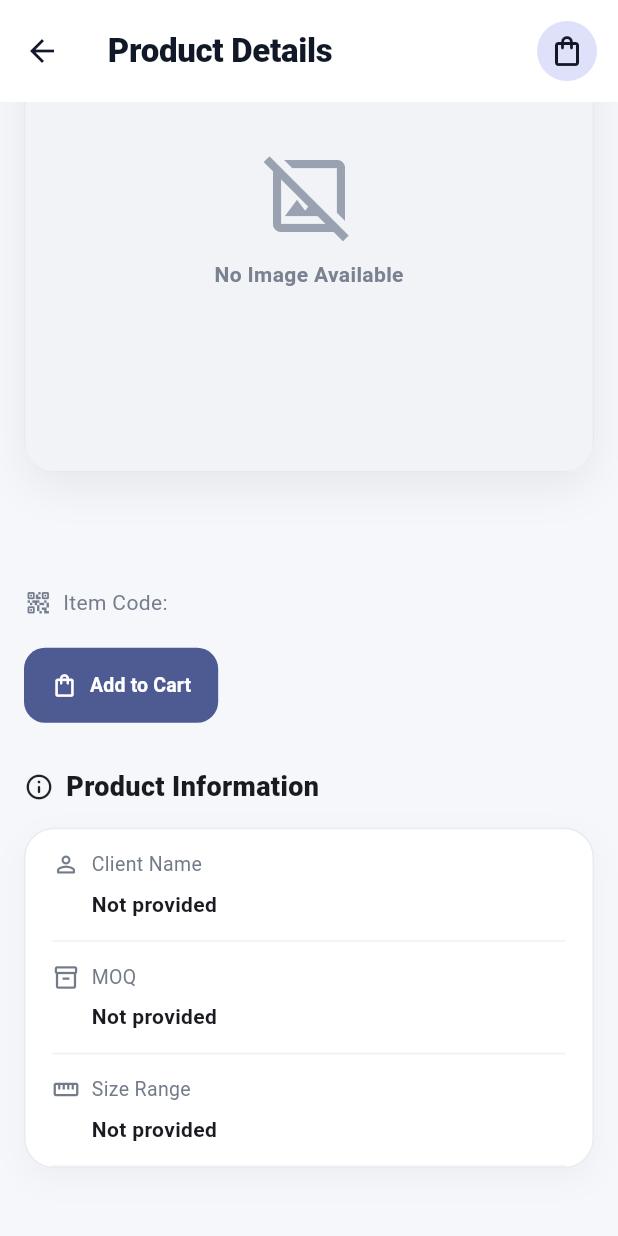
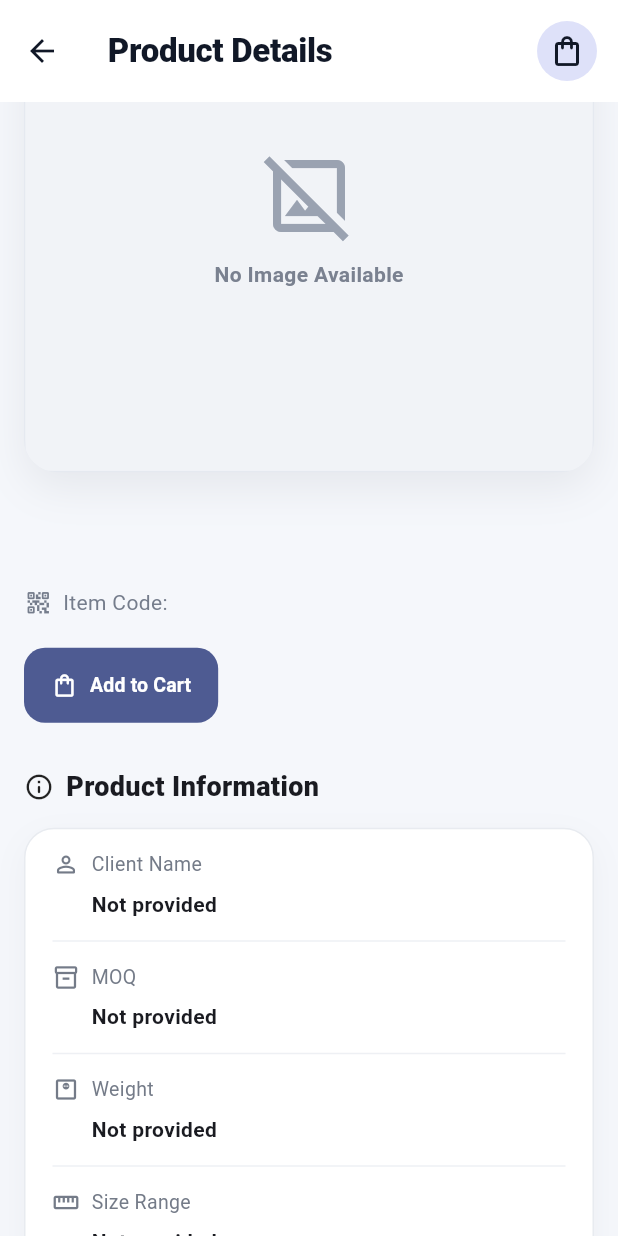
Before and after one commit to recentNafim/multiline-dashboard, a Flutter app: the ProductDetailPage screen opened directly with empty values, scrolled down 107 dp, on a phone screen of 412 x 824 dp. Run offline on Flutter 3.47's test engine with Material 3 defaults, Android fonts, the phone set to English and light mode, and no system bars; our stand-ins replace get, pdf, printing; missing offline and left inert: dart:js_interop, file_saver, model_viewer_plus; network calls fail.

Commit message:
detail page repair

```diff
--- a/lib/models/product_model.dart
+++ b/lib/models/product_model.dart
@@ -21,6 +21,7 @@ class ProductModel {
   final String materialSpecification;
   final double cbm;
   final double weight;
+  final String weightText;
   final double fob;
   final String fileUrl;
   final String fileName;
@@ -48,6 +49,7 @@ class ProductModel {
     required this.materialSpecification,
     required this.cbm,
     required this.weight,
+    this.weightText = '',
     this.fob = 0,
     required this.fileUrl,
     required this.fileName,
@@ -93,6 +95,7 @@ class ProductModel {
           _toString(detail['material_specification']),
       cbm: _toDouble(detail['cbm']),
       weight: _toDouble(detail['weight']),
+      weightText: _toString(detail['weight_text']),
       fob: _toDouble(detail['fob']),
       fileUrl: _toString(detail['file_url']),
       fileName: _toString(detail['file_name']),
--- a/lib/pages/product_detail_page.dart
+++ b/lib/pages/product_detail_page.dart
@@ -439,9 +439,11 @@ class _ProductDetailPageState extends State<ProductDetailPage> {
 
               _InfoRow(
                 label: 'Weight',
-                value: product.weight > 0
-                    ? '${_prettyNumber(product.weight)} kg'
-                    : '',
+                value: product.weightText.trim().isNotEmpty
+                    ? product.weightText
+                    : (product.weight > 0
+                        ? '${_prettyNumber(product.weight)} kg'
+                        : 'Not provided'),
                 icon: Icons.monitor_weight_outlined,
               ),
 
--- a/lib/services/cart_pdf_service.dart
+++ b/lib/services/cart_pdf_service.dart
@@ -322,7 +322,7 @@ class CartPdfService {
           _specRow('ITEM CODE', p.itemCode, 'BUSINESS', p.business),
           _specRow('CATEGORY', p.productCategory, 'SUB CATEGORY', p.subCategory),
           _specRow('UOM', p.uom, 'WEIGHT',
-              p.weight > 0 ? '${_fmt(p.weight)} g' : '-'),
+              p.weightText.trim().isNotEmpty ? p.weightText : (p.weight > 0 ? '${_fmt(p.weight)} g' : '-')),
           _specRow('FOB', p.fob > 0 ? _fmt(p.fob) : '-',
               'CBM', p.cbm > 0 ? '${_fmt(p.cbm)} CBM' : '-'),
           _specRow('MATERIAL', p.materialSpecification,
--- a/lib/services/cart_presentation_service.dart
+++ b/lib/services/cart_presentation_service.dart
@@ -52,6 +52,7 @@ class CartPresentationService {
         'moq': p.moq,
         'fob': p.fob,
         'weight': p.weight,
+        'weightText': p.weightText,
         'cbm': p.cbm,
         'material': p.materialSpecification,
         'subInventory': p.subInventoryCode,
```
